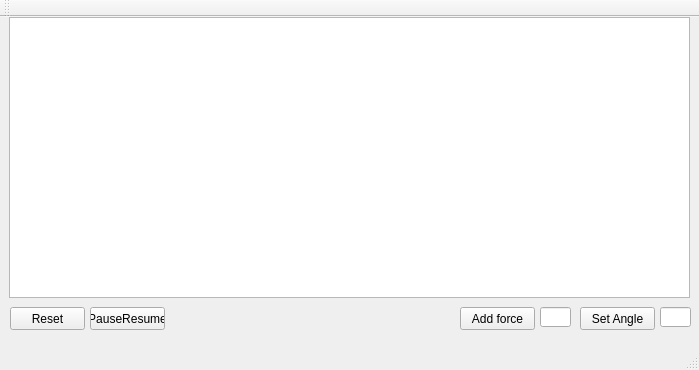
jakubt33/Inverted_Pendulum_Symulator, file Symulator/mainwindow.ui: the form before one commit.
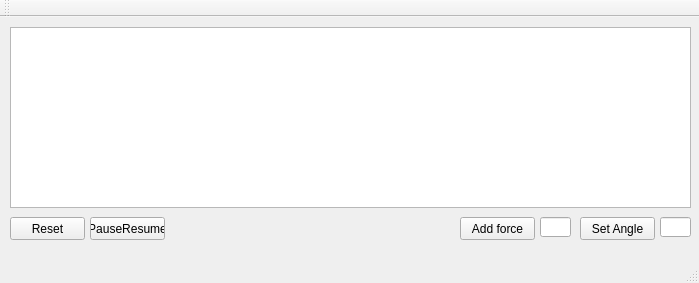
The form after the commit.

```diff
--- a/Symulator/mainwindow.ui
+++ b/Symulator/mainwindow.ui
@@ -7,7 +7,7 @@
     <x>0</x>
     <y>0</y>
     <width>699</width>
-    <height>370</height>
+    <height>283</height>
    </rect>
   </property>
   <property name="windowTitle">
@@ -17,10 +17,10 @@
    <widget class="QGraphicsView" name="ViewSpace">
     <property name="geometry">
      <rect>
-      <x>9</x>
-      <y>0</y>
+      <x>10</x>
+      <y>10</y>
       <width>681</width>
-      <height>281</height>
+      <height>181</height>
      </rect>
     </property>
     <property name="sizePolicy">
@@ -40,7 +40,7 @@
     <property name="geometry">
      <rect>
       <x>460</x>
-      <y>290</y>
+      <y>200</y>
       <width>75</width>
       <height>23</height>
      </rect>
@@ -53,7 +53,7 @@
     <property name="geometry">
      <rect>
       <x>10</x>
-      <y>290</y>
+      <y>200</y>
       <width>75</width>
       <height>23</height>
      </rect>
@@ -66,7 +66,7 @@
     <property name="geometry">
      <rect>
       <x>90</x>
-      <y>290</y>
+      <y>200</y>
       <width>75</width>
       <height>23</height>
      </rect>
@@ -79,7 +79,7 @@
     <property name="geometry">
      <rect>
       <x>580</x>
-      <y>290</y>
+      <y>200</y>
       <width>75</width>
       <height>23</height>
      </rect>
@@ -92,7 +92,7 @@
     <property name="geometry">
      <rect>
       <x>660</x>
-      <y>290</y>
+      <y>200</y>
       <width>31</width>
       <height>20</height>
      </rect>
@@ -102,7 +102,7 @@
     <property name="geometry">
      <rect>
       <x>540</x>
-      <y>290</y>
+      <y>200</y>
       <width>31</width>
       <height>20</height>
      </rect>
```
